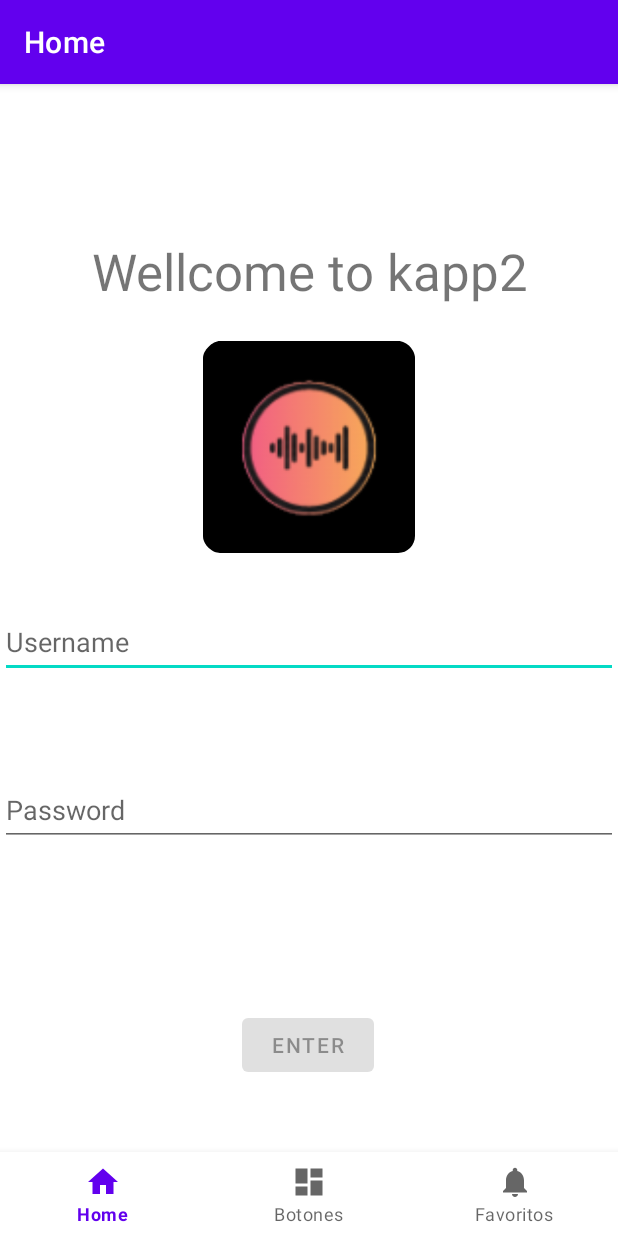
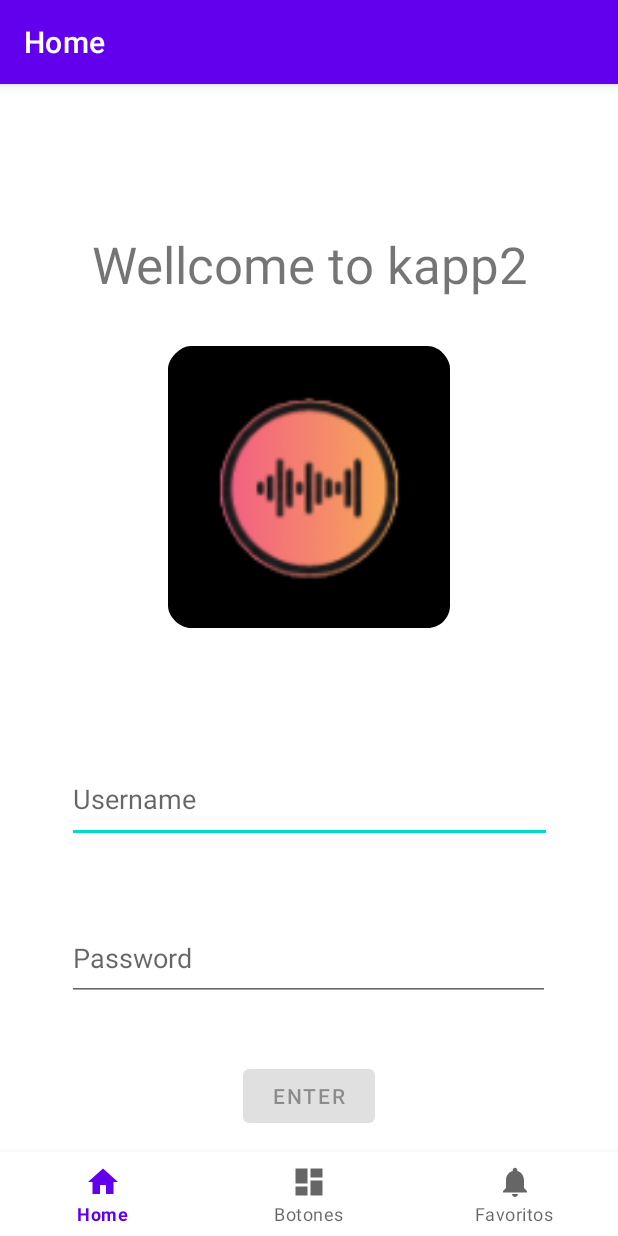
Before and after one commit to Kapp2/App, an Android app: the screen it shows after launch (MainActivity), on a phone screen of 412 x 824 dp. Run offline under Robolectric (Android 15) with nearby library versions, the phone set to English and light mode, and no system bars; our stand-ins replace navigation-ui.

Commit message:
la vista del fragment_home.xml

```diff
--- a/app/build.gradle
+++ b/app/build.gradle
@@ -47,6 +47,7 @@ dependencies {
     implementation 'androidx.lifecycle:lifecycle-viewmodel-ktx:2.5.1'
     implementation 'androidx.navigation:navigation-fragment-ktx:2.5.3'
     implementation 'androidx.navigation:navigation-ui-ktx:2.5.3'
+    implementation 'androidx.room:room-common:2.5.0'
     testImplementation 'junit:junit:4.13.2'
     androidTestImplementation 'androidx.test.ext:junit:1.1.5'
     androidTestImplementation 'androidx.test.espresso:espresso-core:3.5.1'
--- a/app/src/main/res/layout/fragment_home.xml
+++ b/app/src/main/res/layout/fragment_home.xml
@@ -21,27 +21,26 @@
         app:layout_constraintHorizontal_bias="0.0"
         app:layout_constraintStart_toStartOf="parent"
         app:layout_constraintTop_toTopOf="parent"
-        app:layout_constraintVertical_bias="0.058" />
+        app:layout_constraintVertical_bias="0.051" />
 
     <EditText
         android:id="@+id/username"
-        android:layout_width="0dp"
-        android:layout_height="wrap_content"
-        android:layout_marginTop="292dp"
+        android:layout_width="323dp"
+        android:layout_height="58dp"
+        android:layout_marginTop="392dp"
         android:hint="@string/username"
         android:inputType="textEmailAddress"
         android:minHeight="48dp"
         android:selectAllOnFocus="true"
         app:layout_constraintEnd_toEndOf="parent"
-        app:layout_constraintHorizontal_bias="0.0"
         app:layout_constraintStart_toStartOf="parent"
         app:layout_constraintTop_toTopOf="parent" />
 
     <EditText
         android:id="@+id/password"
-        android:layout_width="0dp"
-        android:layout_height="wrap_content"
-        android:layout_marginTop="64dp"
+        android:layout_width="322dp"
+        android:layout_height="57dp"
+        android:layout_marginTop="48dp"
         android:hint="@string/password"
         android:imeActionLabel="@string/enter"
         android:imeOptions="actionDone"
@@ -49,7 +48,7 @@
         android:minHeight="48dp"
         android:selectAllOnFocus="true"
         app:layout_constraintEnd_toEndOf="parent"
-        app:layout_constraintHorizontal_bias="0.0"
+        app:layout_constraintHorizontal_bias="0.494"
         app:layout_constraintStart_toStartOf="parent"
         app:layout_constraintTop_toBottomOf="@+id/username" />
 
@@ -64,10 +63,10 @@
         android:text="@string/enter"
         app:layout_constraintBottom_toBottomOf="parent"
         app:layout_constraintEnd_toEndOf="parent"
-        app:layout_constraintHorizontal_bias="0.498"
+        app:layout_constraintHorizontal_bias="0.501"
         app:layout_constraintStart_toStartOf="parent"
         app:layout_constraintTop_toBottomOf="@+id/password"
-        app:layout_constraintVertical_bias="0.704" />
+        app:layout_constraintVertical_bias="0.825" />
 
     <ProgressBar
         android:id="@+id/loading"
@@ -85,9 +84,9 @@
 
     <ImageView
         android:id="@+id/imageView"
-        android:layout_width="173dp"
-        android:layout_height="141dp"
-        android:layout_marginTop="24dp"
+        android:layout_width="212dp"
+        android:layout_height="188dp"
+        android:layout_marginTop="32dp"
         android:src="@mipmap/ic_launcher_round"
         app:layout_constraintEnd_toEndOf="parent"
         app:layout_constraintStart_toStartOf="parent"
```
